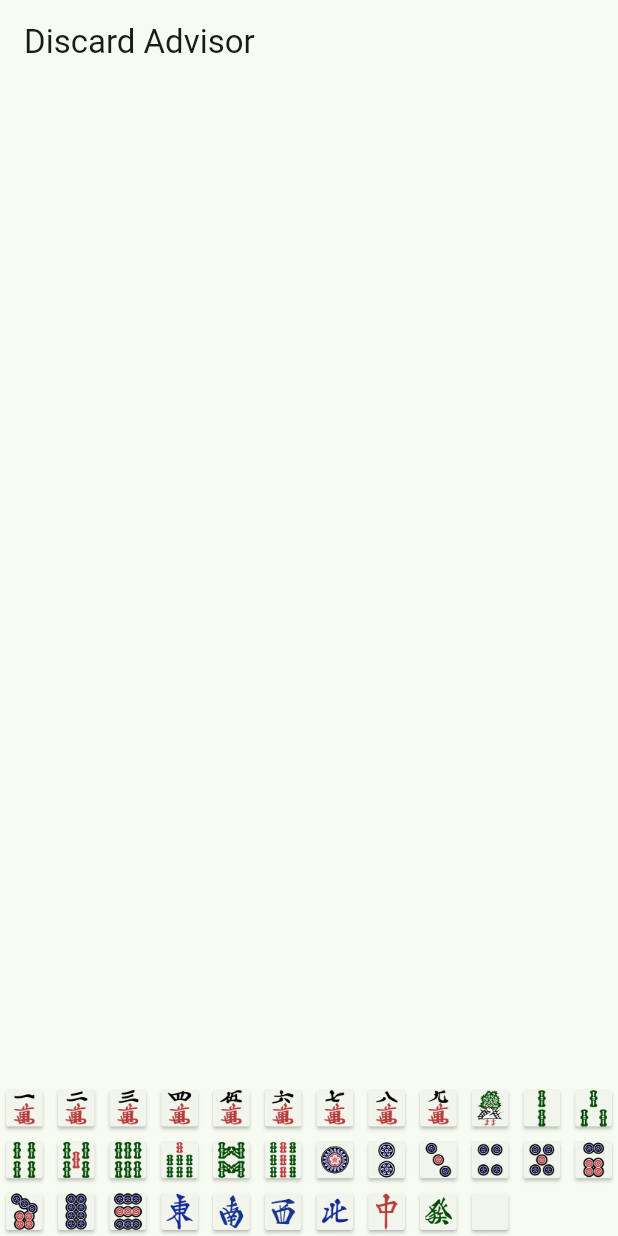
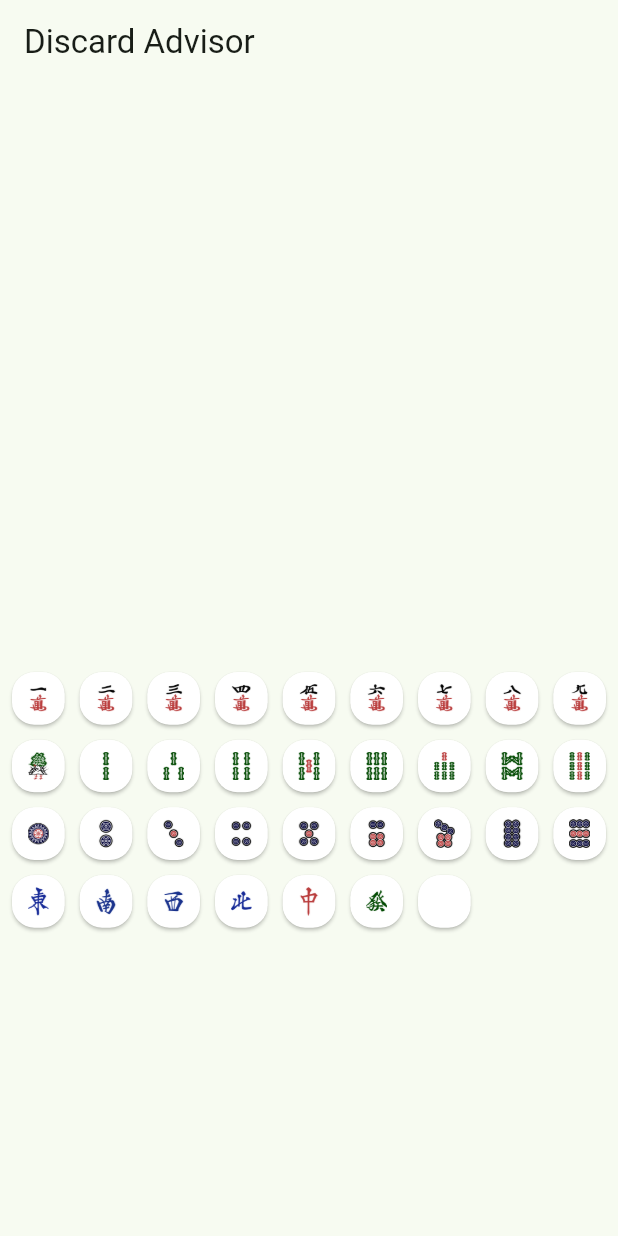
Before and after one commit to limkongkiat/majtrainer, a Flutter app: the screen it shows after launch, on a phone screen of 412 x 824 dp. Run offline on Flutter 3.47's test engine with Material 3 defaults, Android fonts, the phone set to English and light mode, and no system bars.

Commit message:
Tiles now show, can add and remove tiles much nicer

```diff
--- a/lib/main.dart
+++ b/lib/main.dart
@@ -1,5 +1,4 @@
 import 'package:flutter/material.dart';
-import 'package:flutter/widgets.dart';
 
 void main() {
   runApp(const MyApp());
@@ -77,9 +76,11 @@ class _MyHomePageState extends State<MyHomePage> {
   }
 
   void _addButtonImage(String imagePath) {
+    if (selectedImages.length < 14) {
       setState(() {
         selectedImages.add(imagePath);
       });
+    }
   }
 
   @override
@@ -88,11 +89,12 @@ class _MyHomePageState extends State<MyHomePage> {
       appBar: AppBar(
         title: Text('Discard Advisor'),
       ),
-      body: Column(
-        children: [
+      body: Column(children: [
         Flexible(
-            child: ListView.builder(
-              scrollDirection: Axis.horizontal,
+          child: GridView.builder(
+            //scrollDirection: Axis.horizontal,
+            gridDelegate: SliverGridDelegateWithFixedCrossAxisCount(
+                crossAxisCount: 14, crossAxisSpacing: 5.0),
             itemCount: selectedImages.length,
             itemBuilder: (context, index) {
               return Padding(
@@ -103,43 +105,39 @@ class _MyHomePageState extends State<MyHomePage> {
                     child: ElevatedButton(
                       onPressed: () => _removeButton(index),
                       style: ElevatedButton.styleFrom(
-                            padding: EdgeInsets.zero,
-                            //minimumSize: Size(10, 20),
+                          backgroundColor: Colors.white,
+                          padding: EdgeInsets.all(5.0),
                           shape: RoundedRectangleBorder(
-                                borderRadius: BorderRadius.circular(2))),
-                        child: Image.asset(selectedImages[index],
-                            fit: BoxFit.cover),
+                              borderRadius: BorderRadius.circular(10))),
+                      child:
+                          Image.asset(selectedImages[index], fit: BoxFit.cover),
                     ),
                   ));
             },
           ),
         ),
-          Spacer(),
-          Padding(
-            padding: const EdgeInsets.all(4.0),
-            child: GridView.count(
-              crossAxisCount: 12,
-              shrinkWrap: true,
+        Flexible(
+            child: Padding(
+          padding: const EdgeInsets.all(8.0),
+          child: GridView.builder(
+              itemCount: buttonImages.length,
+              gridDelegate: SliverGridDelegateWithFixedCrossAxisCount(
+                  crossAxisCount: 9,
                   mainAxisSpacing: 10.0,
-              crossAxisSpacing: 10.0,
-              children: buttonImages.map((imagePath) {
-                return SizedBox(
-                    width: 50,
-                    height: 100,
-                    child: ElevatedButton(
-                      onPressed: () => _addButtonImage(imagePath),
+                  crossAxisSpacing: 10.0),
+              itemBuilder: (context, index) {
+                return ElevatedButton(
+                    onPressed: () => _addButtonImage(buttonImages[index]),
                     style: ElevatedButton.styleFrom(
-                          padding: EdgeInsets.zero,
-                          //minimumSize: Size(10, 20),
+                        backgroundColor: Colors.white,
+                        padding: EdgeInsets.all(8.0),
                         shape: RoundedRectangleBorder(
-                              borderRadius: BorderRadius.circular(2))),
-                      child: Image.asset(imagePath, fit: BoxFit.cover),
-                    ));
-              }).toList(),
-            ),
-          ),
-        ],
-      ),
+                          borderRadius: BorderRadius.circular(15),
+                        )),
+                    child: Image.asset(buttonImages[index], fit: BoxFit.cover));
+              }),
+        ))
+      ]),
     );
   }
 }
```
Lines whose indentation alone changed are shown as unchanged.
